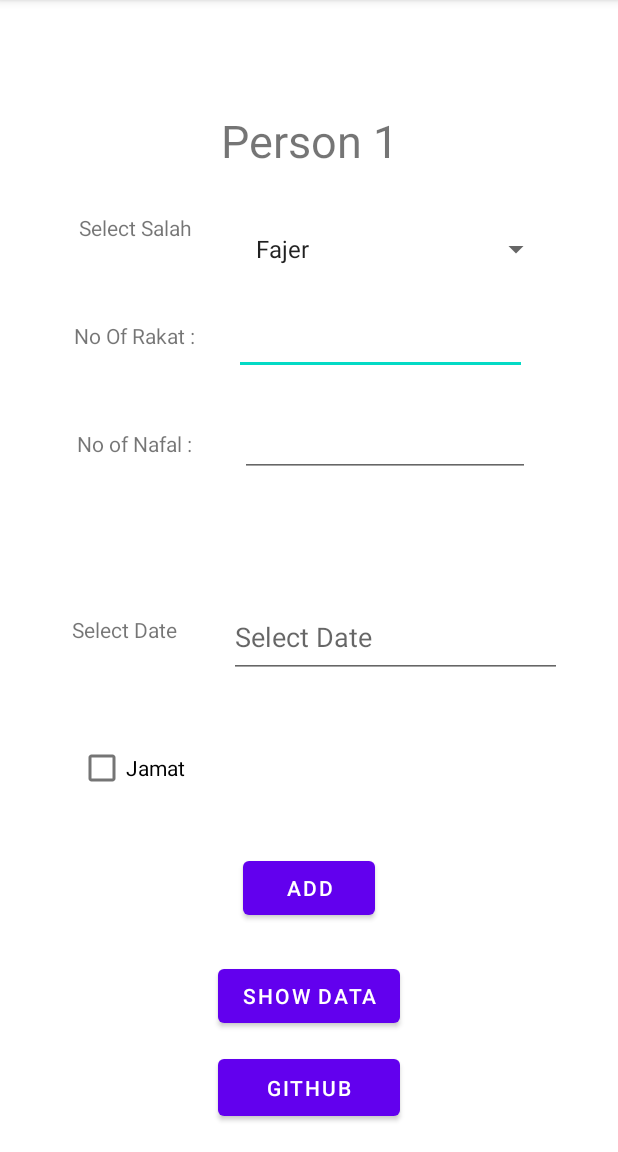
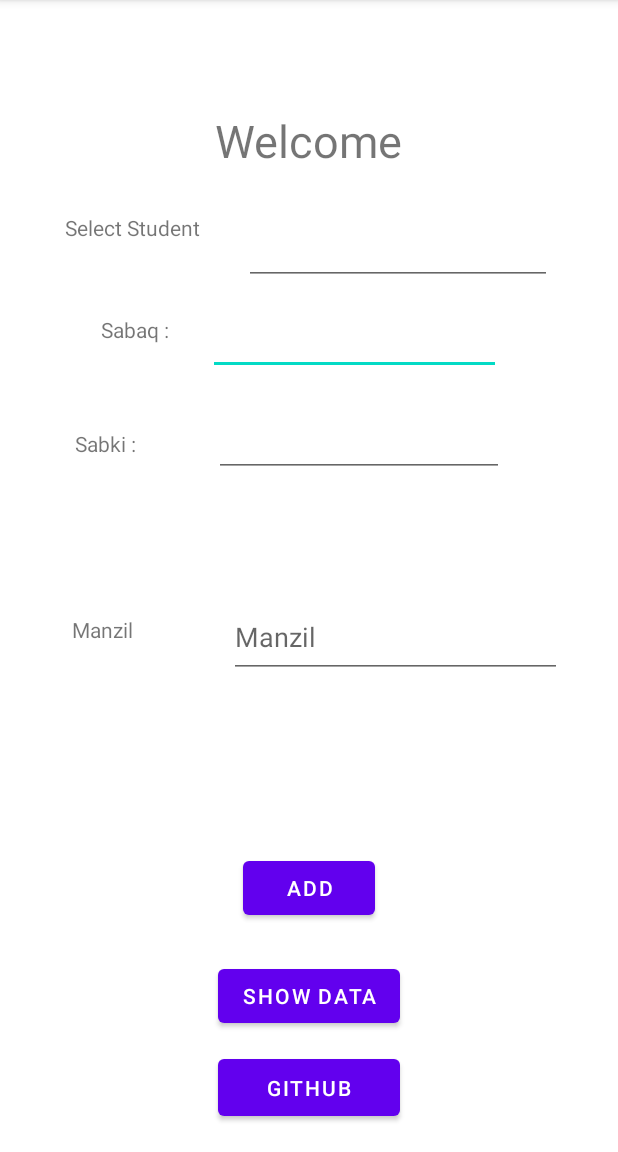
Before and after one commit to Sayyeda-Fatima/MadrassaData, an Android app: the screen it shows after launch (MainActivity), after a tap on "ADD", on a phone screen of 412 x 824 dp, the part 84-1236 px from its top. Run offline under Robolectric (Android 15) with nearby library versions, the phone set to English and light mode, and no system bars; 3 statements that could not run were skipped.

Commit message:
First commit

```diff
--- a/app/src/main/java/com/example/salahtracker/DBHandler.java
+++ b/app/src/main/java/com/example/salahtracker/DBHandler.java
@@ -4,22 +4,23 @@ import android.content.Context;
 import android.database.Cursor;
 import android.database.sqlite.SQLiteDatabase;
 import android.database.sqlite.SQLiteOpenHelper;
-import android.widget.Toast;
 
 public class DBHandler   extends SQLiteOpenHelper {
 
         private Context context;
 
         private static final String DATABASE_NAME = "Salah.db";
-        private static final String TABLE_NAME = "Namaz";
+        private static final String TABLE_NAME = "StudentData";
 
         private static final String COLUMN_PID = "pid";
-        private static final String COLUMN_NAMAZNAME= "namazName";
+        private static final String COLUMN_STUDENT = "studentName";
 
-        private static final String COLUMN_DATE = "date";
-        private static final String COLUMN_RAKHAT = "rakhat";
-        private static final String COLUMN_JAMAT = "jamat";
-        private static final String COLUMN_NAFAL = "nafal";
+        private static final String COLUMN_SABAQ = "sabaq";
+        private static final String COLUMN_SABKI = "sabki";
+        private static final String COLUMN_MANZIL = "manzil";
+//        private static final String COLUMN_NAFAL = "nafal";
+//
+
 
 
         public DBHandler( Context context) {
@@ -32,11 +33,10 @@ public class DBHandler   extends SQLiteOpenHelper {
 
             String sql = "CREATE TABLE IF NOT EXISTS " + TABLE_NAME + "("
                     + COLUMN_PID + " INTEGER PRIMARY KEY AUTOINCREMENT,"
-                    + COLUMN_NAMAZNAME + " TEXT,"
-                    + COLUMN_DATE + " TEXT,"
-                    + COLUMN_RAKHAT + " INTEGER,"
-                    + COLUMN_JAMAT + " TEXT,"
-                    + COLUMN_NAFAL + " INTEGER"
+                    + COLUMN_STUDENT + " TEXT,"
+                    + COLUMN_SABAQ + " INTEGER,"
+                    + COLUMN_SABKI + " INTEGER,"
+                    + COLUMN_MANZIL + " INTEGER"
                     + ")";
             db.execSQL(sql);
 
@@ -53,11 +53,10 @@ public class DBHandler   extends SQLiteOpenHelper {
         public  boolean insertNamaz(Namaz namaz) {
             SQLiteDatabase db = this.getWritableDatabase();
             ContentValues values = new ContentValues();
-            values.put(COLUMN_NAMAZNAME, namaz.namazName);
-            values.put(COLUMN_DATE, namaz.date);
-            values.put(COLUMN_RAKHAT, namaz.rakhat);
-            values.put(COLUMN_JAMAT, namaz.jamat);
-            values.put(COLUMN_NAFAL,namaz.nafal );
+            values.put(COLUMN_STUDENT, namaz.studentName);
+            values.put(COLUMN_SABAQ, namaz.sabaq);
+            values.put(COLUMN_SABKI, namaz.sabqi);
+            values.put(COLUMN_MANZIL, namaz.manzil);
             long result= db.insert(TABLE_NAME, null, values);
             db.close();
             if(result == -1){
@@ -78,13 +77,12 @@ public class DBHandler   extends SQLiteOpenHelper {
         public  boolean updateData(Namaz namaz) {
             SQLiteDatabase db = this.getWritableDatabase();
             ContentValues values = new ContentValues();
-            values.put(COLUMN_NAMAZNAME, namaz.namazName);
+            values.put(COLUMN_SABAQ, namaz.sabaq);
 //            values.put(COLUMN_DATE, namaz.date);
-            values.put(COLUMN_RAKHAT, namaz.rakhat);
-            values.put(COLUMN_JAMAT, namaz.jamat);
-            values.put(COLUMN_NAFAL,namaz.nafal );
+            values.put(COLUMN_SABKI, namaz.sabqi);
+            values.put(COLUMN_MANZIL, namaz.manzil);
 
-            long result = db.update(TABLE_NAME, values, "namazName=?", new String[]{namaz.namazName});
+            long result = db.update(TABLE_NAME, values, "studentName=?", new String[]{namaz.studentName});
             db.close();
 
             if (result == -1) {
@@ -97,7 +95,7 @@ public class DBHandler   extends SQLiteOpenHelper {
     ////delete
         public  boolean deleteData(String rollNo) {
             SQLiteDatabase db = this.getWritableDatabase();
-            long result =db.delete(TABLE_NAME, COLUMN_NAMAZNAME + " = ?", new String[] {rollNo});
+            long result =db.delete(TABLE_NAME, COLUMN_STUDENT + " = ?", new String[] {rollNo});
             db.close();
             if (result == -1) {
 
--- a/app/src/main/java/com/example/salahtracker/MainActivity.java
+++ b/app/src/main/java/com/example/salahtracker/MainActivity.java
@@ -1,19 +1,14 @@
 package com.example.salahtracker;
 
-import androidx.annotation.RequiresApi;
 import androidx.appcompat.app.AppCompatActivity;
 
-import android.app.DatePickerDialog;
 import android.content.Intent;
 import android.net.Uri;
-import android.os.Build;
 import android.os.Bundle;
 import android.view.View;
 import android.widget.AdapterView;
 import android.widget.ArrayAdapter;
 import android.widget.Button;
-import android.widget.CheckBox;
-import android.widget.DatePicker;
 import android.widget.EditText;
 import android.widget.Spinner;
 import android.widget.TextView;
@@ -21,20 +16,17 @@ import android.widget.Toast;
 
 import java.util.Calendar;
 
-public class MainActivity extends AppCompatActivity implements AdapterView.OnItemSelectedListener {
+public class MainActivity extends AppCompatActivity {
     DBHandler db;
     Button add;
     Button gitbutton;
     Button showData;
-    CheckBox checkJamat;
-    EditText rakat;
-    EditText nafal;
-    Spinner spnNamaz;
+    EditText sabaq;
+    EditText sabki;
+    EditText spnStudent;
     TextView person;
-    String salahName;
-    EditText select_date;
-    String date;
-    String jamat;
+    String studentName;
+    EditText manzil;
 
     @Override
     protected void onCreate(Bundle savedInstanceState) {
@@ -42,13 +34,12 @@ public class MainActivity extends AppCompatActivity implements AdapterView.OnIte
         setContentView(R.layout.activity_main);
 
         person = findViewById(R.id.txtPersonName);
-        spnNamaz =(Spinner) findViewById(R.id.optNamaz);
+        spnStudent =(EditText) findViewById(R.id.optStudent);
         add = findViewById(R.id.btnAddData);
         showData = findViewById(R.id.btnDisplay);
-        rakat =(EditText)findViewById(R.id.txtNoOfRakat);
-        nafal = (EditText) findViewById(R.id.txtNafal);
-        checkJamat = findViewById(R.id.chkJamat);
-        select_date=findViewById(R.id.dateDisplay);
+        sabaq =(EditText)findViewById(R.id.sabaqView);
+        sabki = (EditText) findViewById(R.id.sabkiView);
+        manzil =findViewById(R.id.manzilView);
 
         //adding calander
         final Calendar calandar=Calendar.getInstance();
@@ -59,61 +50,62 @@ public class MainActivity extends AppCompatActivity implements AdapterView.OnIte
         gitbutton.setOnClickListener(new View.OnClickListener() {
             @Override
             public void onClick(View view) {
-                String url="https://github.com/SabaInam7/Group1-TrackerSalah.git";
+                String url="https://github.com/SabaInam7/Group1-TrackerSalah.git";//change name later-------
                 Intent intent= new Intent(Intent.ACTION_VIEW);
                 intent.setData(Uri.parse(url));
                 startActivity(intent);
             }
         });
-        select_date.setOnClickListener(new View.OnClickListener() {
-//            @RequiresApi(api = Build.VERSION_CODES.N)
-            @Override
-            public void onClick(View view) {
-                DatePickerDialog dialog = new DatePickerDialog(MainActivity.this,new DatePickerDialog.OnDateSetListener() {
-                    @Override
-                    public void onDateSet(DatePicker datePicker, int year, int month, int day) {
-                        month = month+1;
-                        date = day+"/"+month+"/"+year;
-                        select_date.setText(date);
-                    }
-                },year,month,day);
-                dialog.show();
+//        manzil.setOnClickListener(new View.OnClickListener() {
+////            @RequiresApi(api = Build.VERSION_CODES.N)
+//            @Override
+//            public void onClick(View view) {
+//                DatePickerDialog dialog = new DatePickerDialog(MainActivity.this,new DatePickerDialog.OnDateSetListener() {
+//                    @Override
+//                    public void onDateSet(DatePicker datePicker, int year, int month, int day) {
+//                        month = month+1;
+//                        date = day+"/"+month+"/"+year;
+//                        manzil.setText(date);
+//                    }
+//                },year,month,day);
+//                dialog.show();
+//
+//            }
+//        });
 
-            }
-        });
+        //change adapter to students name from db
+//        ArrayAdapter<CharSequence> adapter=ArrayAdapter.createFromResource(this,R.array.SalahName, android.R.layout.simple_spinner_item);
+//        adapter.setDropDownViewResource(android.R.layout.simple_spinner_item);
+//        spnStudent.setAdapter(adapter);
+//        spnStudent.setOnItemSelectedListener(this);
 
-
-        ArrayAdapter<CharSequence> adapter=ArrayAdapter.createFromResource(this,R.array.SalahName, android.R.layout.simple_spinner_item);
-        adapter.setDropDownViewResource(android.R.layout.simple_spinner_item);
-        spnNamaz.setAdapter(adapter);
-        spnNamaz.setOnItemSelectedListener(this);
-
-        //CheckBox
-        checkJamat.setOnClickListener(new View.OnClickListener() {
-            @Override
-            public void onClick(View view) {
-                if(checkJamat.isChecked())
-                {
-                    jamat="yes";
-//                    Toast.makeText(MainActivity.this,jamatCheckBox, Toast.LENGTH_SHORT).show();
-                }
-                else
-                    jamat="no";
-
-
-            }
-        });
+//        //CheckBox
+//        checkJamat.setOnClickListener(new View.OnClickListener() {
+//            @Override
+//            public void onClick(View view) {
+//                if(checkJamat.isChecked())
+//                {
+//                    jamat="yes";
+////                    Toast.makeText(MainActivity.this,jamatCheckBox, Toast.LENGTH_SHORT).show();
+//                }
+//                else
+//                    jamat="no";
+//
+//
+//            }
+//        });
 
    //// add Button functionality
         add.setOnClickListener(new View.OnClickListener() {
             @Override
             public void onClick(View view) {
 
-
-                int noOfRakat=Integer.parseInt(rakat.getText().toString());
-                int nawafils=Integer.parseInt(nafal.getText().toString());
+                String studentName = spnStudent.getText().toString();
+                int sabaqno=Integer.parseInt(sabaq.getText().toString());
+                int sabkino=Integer.parseInt(sabki.getText().toString());
+                int manzilno = Integer.parseInt(manzil.getText().toString());
                 //////NAMAZ OBJECTTTTTTTTT
-                Namaz namaz=new Namaz(salahName,date,noOfRakat,jamat,nawafils);
+                Namaz namaz=new Namaz(studentName,sabkino, manzilno, sabaqno);
                // Namaz namaz1= new Namaz("fajar", "12/2/23", 2,"yes", 4);
 
                 Person person=new Person("saba",1);
@@ -146,15 +138,15 @@ public class MainActivity extends AppCompatActivity implements AdapterView.OnIte
 
     }
 
-    @Override
-    public void onItemSelected(AdapterView<?> adapterView, View view, int position, long l) {
-        salahName=adapterView.getItemAtPosition(position).toString();
-        Toast.makeText(this, salahName, Toast.LENGTH_SHORT).show();
-
-    }
-
-    @Override
-    public void onNothingSelected(AdapterView<?> adapterView) {
-
-    }
+//    @Override
+//    public void onItemSelected(AdapterView<?> adapterView, View view, int position, long l) {
+//        studentName =adapterView.getItemAtPosition(position).toString();
+//        Toast.makeText(this, studentName, Toast.LENGTH_SHORT).show();
+//
+//    }
+//
+//    @Override
+//    public void onNothingSelected(AdapterView<?> adapterView) {
+//
+//    }
 }
--- a/app/src/main/java/com/example/salahtracker/Namaz.java
+++ b/app/src/main/java/com/example/salahtracker/Namaz.java
@@ -2,19 +2,16 @@ package com.example.salahtracker;
 
 public class Namaz {
    public int pid;
-    public String namazName;
-    public  String date;
-    public  int rakhat;
-    public  String jamat;
-    public  int nafal;
+    public String studentName;
+    public  int sabaq;
+    public  int sabqi;
+    public  int manzil;
 
-
-    public Namaz(String _name, String _date, int _rakhatno, String _jamat, int _nafal) {
-        this.namazName=_name;
-        this.date=_date;
-        this.rakhat=_rakhatno;
-        this.jamat=_jamat;
-        this.nafal=_nafal;
+    public Namaz(String _name, int sabqiNo, int manzilNo, int sabaqNo) {
+        this.studentName =_name;
+        this.sabaq =sabaqNo;
+        this.sabqi =sabqiNo;
+        this.manzil =manzilNo;
 
     }
 
--- a/app/src/main/res/layout-land/activity_main.xml
+++ b/app/src/main/res/layout-land/activity_main.xml
@@ -33,7 +33,7 @@
         app:layout_constraintTop_toTopOf="parent" />
 
     <EditText
-        android:id="@+id/txtNoOfRakat"
+        android:id="@+id/sabaqView"
         android:layout_width="wrap_content"
         android:layout_height="wrap_content"
         android:layout_marginTop="15dp"
@@ -43,11 +43,11 @@
         android:textSize="20sp"
         app:layout_constraintEnd_toEndOf="parent"
         app:layout_constraintStart_toEndOf="@+id/rakatTitle"
-        app:layout_constraintTop_toBottomOf="@+id/optNamaz"
+        app:layout_constraintTop_toBottomOf="@+id/optStudent"
         tools:ignore="SpeakableTextPresentCheck" />
 
     <Spinner
-        android:id="@+id/optNamaz"
+        android:id="@+id/optStudent"
         android:layout_width="0dp"
         android:layout_height="48dp"
         android:layout_marginTop="24dp"
@@ -68,14 +68,14 @@
         app:layout_constraintStart_toStartOf="parent" />
 
     <EditText
-        android:id="@+id/txtNafal"
+        android:id="@+id/sabkiView"
         android:layout_width="wrap_content"
         android:layout_height="wrap_content"
         android:ems="10"
         android:inputType="textPersonName"
         android:textSize="20sp"
         app:layout_constraintBaseline_toBaselineOf="@+id/titleNafal"
-        app:layout_constraintStart_toStartOf="@+id/txtNoOfRakat"
+        app:layout_constraintStart_toStartOf="@+id/sabaqView"
         tools:ignore="SpeakableTextPresentCheck" />
 
     <Button
@@ -108,10 +108,10 @@
         android:layout_marginTop="16dp"
         android:layout_marginEnd="26dp"
         android:text="No Of Rakat :"
-        app:layout_constraintEnd_toStartOf="@+id/txtNoOfRakat"
+        app:layout_constraintEnd_toStartOf="@+id/sabaqView"
         app:layout_constraintHorizontal_chainStyle="packed"
         app:layout_constraintStart_toStartOf="parent"
-        app:layout_constraintTop_toTopOf="@+id/txtNoOfRakat" />
+        app:layout_constraintTop_toTopOf="@+id/sabaqView" />
 
     <TextView
         android:id="@+id/titleNafal"
@@ -120,8 +120,8 @@
         android:layout_marginTop="35dp"
         android:layout_marginEnd="30dp"
         android:text="No of Nafal :"
-        app:layout_constraintEnd_toStartOf="@+id/txtNafal"
-        app:layout_constraintTop_toBottomOf="@+id/txtNoOfRakat" />
+        app:layout_constraintEnd_toStartOf="@+id/sabkiView"
+        app:layout_constraintTop_toBottomOf="@+id/sabaqView" />
 
     <TextView
         android:id="@+id/namazNameLabel"
@@ -132,7 +132,7 @@
         android:layout_marginBottom="40dp"
         android:text="Select Namaz"
         app:layout_constraintBottom_toTopOf="@+id/rakatTitle"
-        app:layout_constraintEnd_toStartOf="@+id/optNamaz"
+        app:layout_constraintEnd_toStartOf="@+id/optStudent"
         app:layout_constraintStart_toStartOf="parent" />
 
 
--- a/app/src/main/res/layout/activity_main.xml
+++ b/app/src/main/res/layout/activity_main.xml
@@ -12,15 +12,15 @@
         android:layout_height="wrap_content"
         android:layout_marginTop="16dp"
         android:layout_marginBottom="227dp"
-        android:text="Person 1"
+        android:text="Welcome"
         android:textSize="30sp"
-        app:layout_constraintBottom_toTopOf="@+id/dateDisplay"
+        app:layout_constraintBottom_toTopOf="@+id/manzilView"
         app:layout_constraintEnd_toEndOf="parent"
         app:layout_constraintStart_toStartOf="parent"
         app:layout_constraintTop_toTopOf="parent" />
 
     <EditText
-        android:id="@+id/txtNoOfRakat"
+        android:id="@+id/sabaqView"
         android:layout_width="195dp"
         android:layout_height="48dp"
         android:layout_marginTop="12dp"
@@ -30,11 +30,11 @@
         android:textSize="20sp"
         app:layout_constraintEnd_toEndOf="parent"
         app:layout_constraintStart_toEndOf="@+id/rakatTitle"
-        app:layout_constraintTop_toBottomOf="@+id/optNamaz"
+        app:layout_constraintTop_toBottomOf="@+id/optStudent"
         tools:ignore="SpeakableTextPresentCheck" />
 
     <EditText
-        android:id="@+id/txtNafal"
+        android:id="@+id/sabkiView"
         android:layout_width="193dp"
         android:layout_height="48dp"
         android:layout_marginStart="4dp"
@@ -42,17 +42,17 @@
         android:inputType="textPersonName"
         android:textSize="20sp"
         app:layout_constraintBaseline_toBaselineOf="@+id/titleNafal"
-        app:layout_constraintStart_toStartOf="@+id/txtNoOfRakat"
+        app:layout_constraintStart_toStartOf="@+id/sabaqView"
         tools:ignore="SpeakableTextPresentCheck" />
 
     <EditText
-        android:id="@+id/dateDisplay"
+        android:id="@+id/manzilView"
         android:layout_width="222dp"
         android:layout_height="54dp"
         android:layout_marginEnd="37dp"
         android:layout_marginBottom="316dp"
         android:ems="10"
-        android:hint="Select Date"
+        android:hint="Manzil"
         android:inputType="textPersonName"
         app:layout_constraintBottom_toBottomOf="parent"
         app:layout_constraintEnd_toEndOf="parent"
@@ -64,32 +64,32 @@
         android:layout_width="wrap_content"
         android:layout_height="wrap_content"
         android:layout_marginTop="36dp"
-        android:layout_marginEnd="32dp"
-        android:text="No of Nafal :"
-        app:layout_constraintEnd_toStartOf="@+id/txtNafal"
-        app:layout_constraintTop_toBottomOf="@+id/txtNoOfRakat" />
+        android:layout_marginEnd="52dp"
+        android:text="Sabki :"
+        app:layout_constraintEnd_toStartOf="@+id/sabkiView"
+        app:layout_constraintTop_toBottomOf="@+id/sabaqView" />
 
     <TextView
         android:id="@+id/selectSalahLabel"
         android:layout_width="wrap_content"
         android:layout_height="wrap_content"
-        android:text="Select Salah"
-        app:layout_constraintEnd_toStartOf="@+id/optNamaz"
+        android:text="Select Student"
+        app:layout_constraintEnd_toStartOf="@+id/optStudent"
         app:layout_constraintHorizontal_bias="0.6"
         app:layout_constraintStart_toStartOf="parent"
-        app:layout_constraintTop_toTopOf="@+id/optNamaz" />
+        app:layout_constraintTop_toTopOf="@+id/optStudent" />
 
     <TextView
         android:id="@+id/rakatTitle"
         android:layout_width="wrap_content"
         android:layout_height="wrap_content"
-        android:layout_marginTop="12dp"
+        android:layout_marginTop="8dp"
         android:layout_marginEnd="26dp"
-        android:text="No Of Rakat :"
-        app:layout_constraintEnd_toStartOf="@+id/txtNoOfRakat"
+        android:text="Sabaq :"
+        app:layout_constraintEnd_toStartOf="@+id/sabaqView"
         app:layout_constraintHorizontal_chainStyle="packed"
         app:layout_constraintStart_toStartOf="parent"
-        app:layout_constraintTop_toTopOf="@+id/txtNoOfRakat" />
+        app:layout_constraintTop_toTopOf="@+id/sabaqView" />
 
     <TextView
         android:id="@+id/selectDateLabel"
@@ -97,12 +97,12 @@
         android:layout_height="25dp"
         android:layout_marginStart="48dp"
         android:layout_marginTop="12dp"
-        android:text="Select Date"
+        android:text="Manzil"
         app:layout_constraintStart_toStartOf="parent"
-        app:layout_constraintTop_toTopOf="@+id/dateDisplay" />
+        app:layout_constraintTop_toTopOf="@+id/manzilView" />
 
-    <Spinner
-        android:id="@+id/optNamaz"
+    <EditText
+        android:id="@+id/optStudent"
         android:layout_width="205dp"
         android:layout_height="48dp"
         android:layout_marginTop="28dp"
@@ -119,16 +119,6 @@
         android:text="Add"
         app:layout_constraintBottom_toBottomOf="parent"
         app:layout_constraintEnd_toEndOf="parent"
-        app:layout_constraintStart_toStartOf="parent" />
-
-    <CheckBox
-        android:id="@+id/chkJamat"
-        android:layout_width="100dp"
-        android:layout_height="0dp"
-        android:layout_marginStart="52dp"
-        android:layout_marginBottom="232dp"
-        android:text="Jamat"
-        app:layout_constraintBottom_toBottomOf="parent"
         app:layout_constraintStart_toStartOf="parent" />
 
     <Button
```
Also changed, not shown: app/src/main/java/com/example/salahtracker/DiaplayDataActivity.java (+10 -13 lines), app/src/main/java/com/example/salahtracker/MyRVAdapter.java (+19 -23 lines), app/src/main/java/com/example/salahtracker/activity_update.java (+27 -31 lines), app/src/main/res/layout/activity_update.xml (+18 -25 lines), app/src/main/res/layout/single_item.xml (+24 -38 lines).
